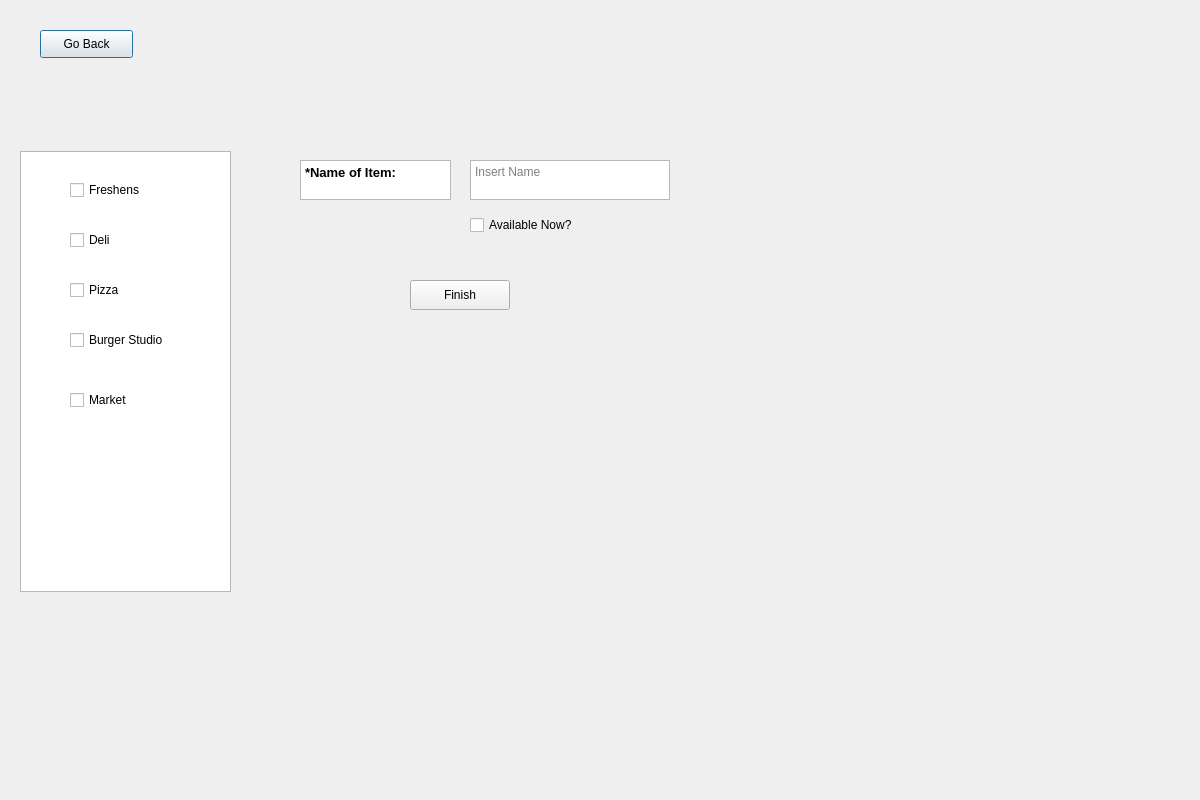
Qt form Frontend/KitchenUpdateAvailability.ui (YY0NII/DeskFood) before a commit.
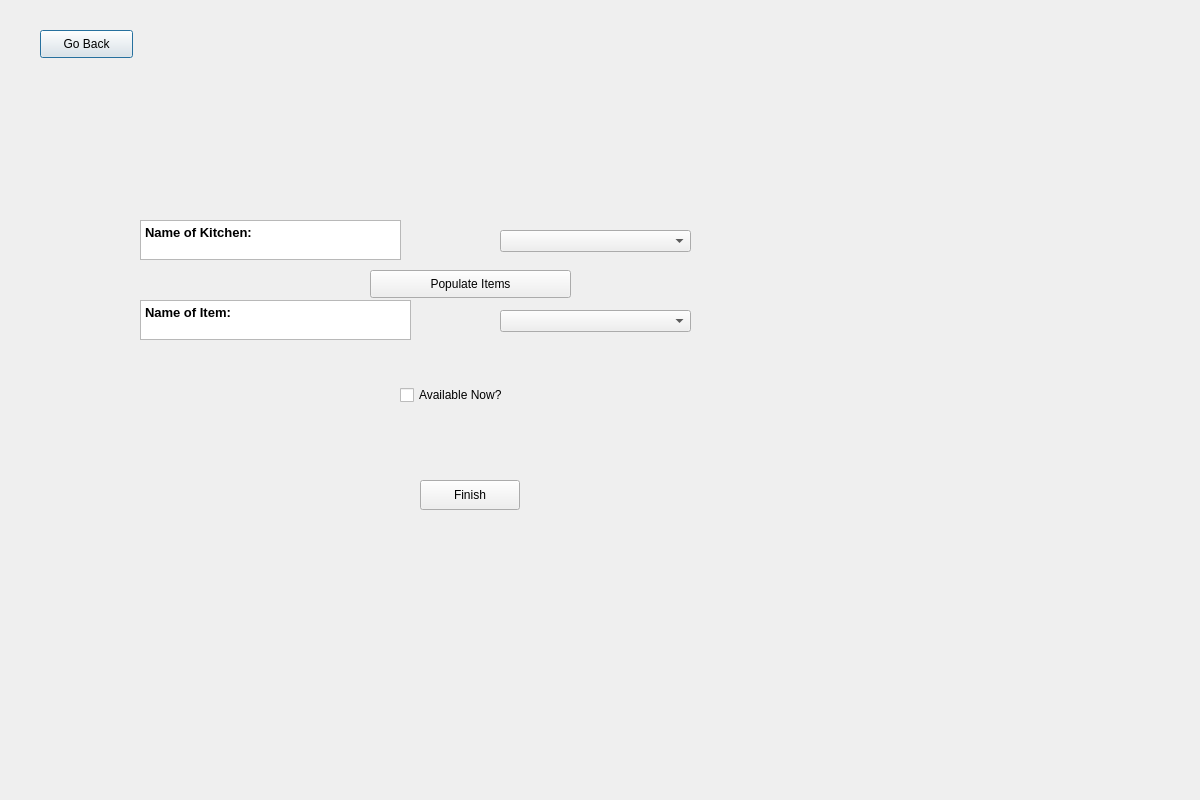
The same form after that commit.

Commit message: Added Justins updates to the removeItem, UpdateAvailability and UpdatePrice ui's and functionality

Diff of the .ui file:
```diff
--- a/Frontend/KitchenUpdateAvailability.ui
+++ b/Frontend/KitchenUpdateAvailability.ui
@@ -38,9 +38,9 @@
    <widget class="QTextBrowser" name="textBrowser">
     <property name="geometry">
      <rect>
-      <x>300</x>
-      <y>160</y>
-      <width>151</width>
+      <x>140</x>
+      <y>300</y>
+      <width>271</width>
       <height>40</height>
      </rect>
     </property>
@@ -48,35 +48,15 @@
      <string>&lt;!DOCTYPE HTML PUBLIC &quot;-//W3C//DTD HTML 4.0//EN&quot; &quot;http://www.w3.org/TR/REC-html40/strict.dtd&quot;&gt;
 &lt;html&gt;&lt;head&gt;&lt;meta name=&quot;qrichtext&quot; content=&quot;1&quot; /&gt;&lt;style type=&quot;text/css&quot;&gt;
 p, li { white-space: pre-wrap; }
-&lt;/style&gt;&lt;/head&gt;&lt;body style=&quot; font-family:'MS Shell Dlg 2'; font-size:8.25pt; font-weight:400; font-style:normal;&quot;&gt;
-&lt;p style=&quot; margin-top:0px; margin-bottom:0px; margin-left:0px; margin-right:0px; -qt-block-indent:0; text-indent:0px;&quot;&gt;&lt;span style=&quot; font-size:10pt; font-weight:600;&quot;&gt;*Name of Item:&lt;/span&gt;&lt;/p&gt;&lt;/body&gt;&lt;/html&gt;</string>
-    </property>
-   </widget>
-   <widget class="QTextEdit" name="textName">
-    <property name="geometry">
-     <rect>
-      <x>470</x>
-      <y>160</y>
-      <width>200</width>
-      <height>40</height>
-     </rect>
-    </property>
-    <property name="html">
-     <string>&lt;!DOCTYPE HTML PUBLIC &quot;-//W3C//DTD HTML 4.0//EN&quot; &quot;http://www.w3.org/TR/REC-html40/strict.dtd&quot;&gt;
-&lt;html&gt;&lt;head&gt;&lt;meta name=&quot;qrichtext&quot; content=&quot;1&quot; /&gt;&lt;style type=&quot;text/css&quot;&gt;
-p, li { white-space: pre-wrap; }
-&lt;/style&gt;&lt;/head&gt;&lt;body style=&quot; font-family:'MS Shell Dlg 2'; font-size:8.25pt; font-weight:400; font-style:normal;&quot;&gt;
-&lt;p style=&quot;-qt-paragraph-type:empty; margin-top:0px; margin-bottom:0px; margin-left:0px; margin-right:0px; -qt-block-indent:0; text-indent:0px; font-size:7.8pt;&quot;&gt;&lt;br /&gt;&lt;/p&gt;&lt;/body&gt;&lt;/html&gt;</string>
-    </property>
-    <property name="placeholderText">
-     <string>Insert Name</string>
+&lt;/style&gt;&lt;/head&gt;&lt;body style=&quot; font-family:'MS Shell Dlg 2'; font-size:7.8pt; font-weight:400; font-style:normal;&quot;&gt;
+&lt;p style=&quot; margin-top:0px; margin-bottom:0px; margin-left:0px; margin-right:0px; -qt-block-indent:0; text-indent:0px;&quot;&gt;&lt;span style=&quot; font-size:10pt; font-weight:600;&quot;&gt;Name of Item:&lt;/span&gt;&lt;/p&gt;&lt;/body&gt;&lt;/html&gt;</string>
     </property>
    </widget>
    <widget class="QPushButton" name="finishBTN">
     <property name="geometry">
      <rect>
-      <x>410</x>
-      <y>280</y>
+      <x>420</x>
+      <y>480</y>
       <width>100</width>
       <height>30</height>
      </rect>
@@ -85,86 +65,11 @@
      <string>Finish</string>
     </property>
    </widget>
-   <widget class="QListWidget" name="listWidget">
-    <property name="geometry">
-     <rect>
-      <x>20</x>
-      <y>151</y>
-      <width>211</width>
-      <height>441</height>
-     </rect>
-    </property>
-   </widget>
-   <widget class="QCheckBox" name="freshensCheck">
-    <property name="geometry">
-     <rect>
-      <x>70</x>
-      <y>180</y>
-      <width>81</width>
-      <height>20</height>
-     </rect>
-    </property>
-    <property name="text">
-     <string>Freshens</string>
-    </property>
-   </widget>
-   <widget class="QCheckBox" name="deliCheck">
-    <property name="geometry">
-     <rect>
-      <x>70</x>
-      <y>230</y>
-      <width>81</width>
-      <height>20</height>
-     </rect>
-    </property>
-    <property name="text">
-     <string>Deli</string>
-    </property>
-   </widget>
-   <widget class="QCheckBox" name="pizzaCheck">
-    <property name="geometry">
-     <rect>
-      <x>70</x>
-      <y>280</y>
-      <width>81</width>
-      <height>20</height>
-     </rect>
-    </property>
-    <property name="text">
-     <string>Pizza</string>
-    </property>
-   </widget>
-   <widget class="QCheckBox" name="burgerCheck">
-    <property name="geometry">
-     <rect>
-      <x>70</x>
-      <y>330</y>
-      <width>121</width>
-      <height>20</height>
-     </rect>
-    </property>
-    <property name="text">
-     <string>Burger Studio</string>
-    </property>
-   </widget>
-   <widget class="QCheckBox" name="marketCheck">
-    <property name="geometry">
-     <rect>
-      <x>70</x>
-      <y>390</y>
-      <width>81</width>
-      <height>20</height>
-     </rect>
-    </property>
-    <property name="text">
-     <string>Market</string>
-    </property>
-   </widget>
    <widget class="QCheckBox" name="checkBox">
     <property name="geometry">
      <rect>
-      <x>470</x>
-      <y>200</y>
+      <x>400</x>
+      <y>370</y>
       <width>160</width>
       <height>50</height>
      </rect>
@@ -173,6 +78,56 @@
      <string>Available Now?</string>
     </property>
    </widget>
+   <widget class="QTextBrowser" name="textBrowser_2">
+    <property name="geometry">
+     <rect>
+      <x>140</x>
+      <y>220</y>
+      <width>261</width>
+      <height>40</height>
+     </rect>
+    </property>
+    <property name="html">
+     <string>&lt;!DOCTYPE HTML PUBLIC &quot;-//W3C//DTD HTML 4.0//EN&quot; &quot;http://www.w3.org/TR/REC-html40/strict.dtd&quot;&gt;
+&lt;html&gt;&lt;head&gt;&lt;meta name=&quot;qrichtext&quot; content=&quot;1&quot; /&gt;&lt;style type=&quot;text/css&quot;&gt;
+p, li { white-space: pre-wrap; }
+&lt;/style&gt;&lt;/head&gt;&lt;body style=&quot; font-family:'MS Shell Dlg 2'; font-size:7.8pt; font-weight:400; font-style:normal;&quot;&gt;
+&lt;p style=&quot; margin-top:0px; margin-bottom:0px; margin-left:0px; margin-right:0px; -qt-block-indent:0; text-indent:0px;&quot;&gt;&lt;span style=&quot; font-size:10pt; font-weight:600;&quot;&gt;Name of Kitchen:&lt;/span&gt;&lt;/p&gt;&lt;/body&gt;&lt;/html&gt;</string>
+    </property>
+   </widget>
+   <widget class="QComboBox" name="kitchenBox">
+    <property name="geometry">
+     <rect>
+      <x>500</x>
+      <y>230</y>
+      <width>191</width>
+      <height>22</height>
+     </rect>
+    </property>
+   </widget>
+   <widget class="QComboBox" name="itemBox">
+    <property name="geometry">
+     <rect>
+      <x>500</x>
+      <y>310</y>
+      <width>191</width>
+      <height>22</height>
+     </rect>
+    </property>
+   </widget>
+   <widget class="QPushButton" name="fillBTN">
+    <property name="geometry">
+     <rect>
+      <x>370</x>
+      <y>270</y>
+      <width>201</width>
+      <height>28</height>
+     </rect>
+    </property>
+    <property name="text">
+     <string>Populate Items</string>
+    </property>
+   </widget>
   </widget>
  </widget>
  <resources/>
```
The commit also changes 3 other files.
